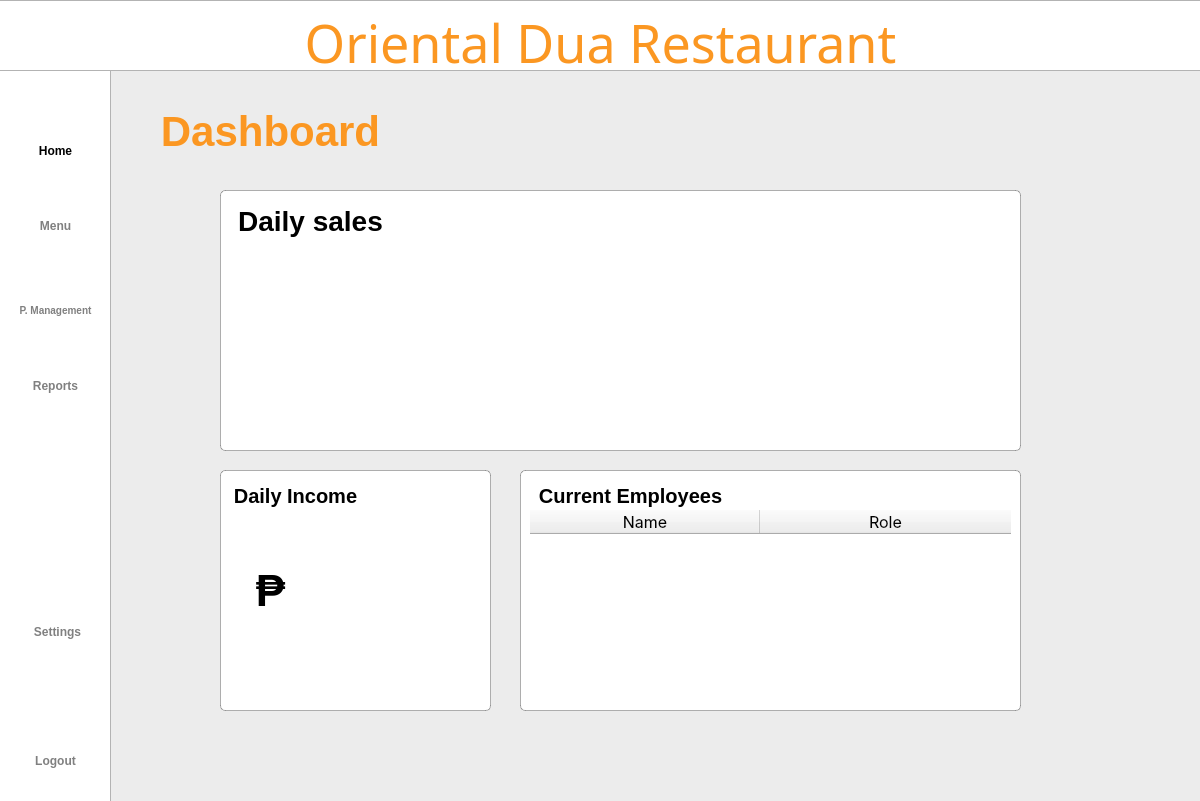
The window that Project SE/ui/homescreen.ui (Patatims/CCSFEN2_Project) describes before a commit, drawn with Qt 5.
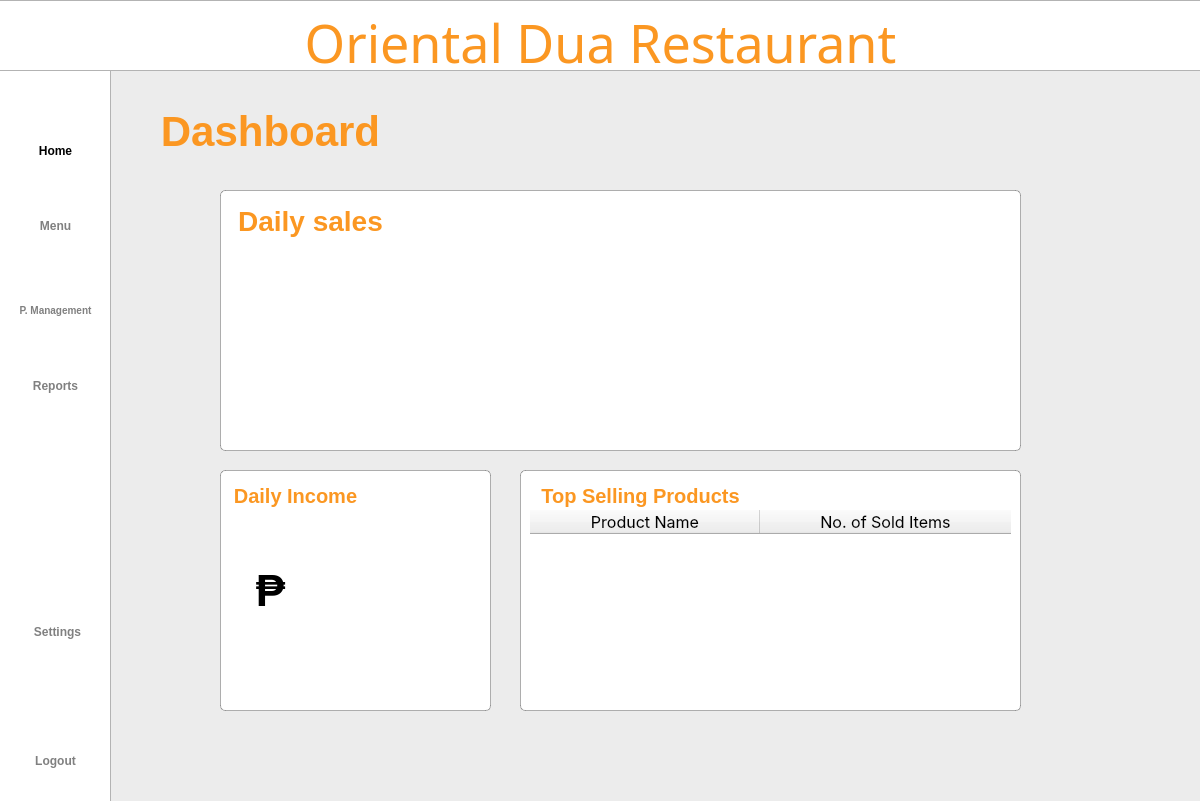
The same window after the commit. Icons and pictures are not drawn.

The edit to the form file:
```diff
--- a/Project SE/ui/homescreen.ui
+++ b/Project SE/ui/homescreen.ui
@@ -494,7 +494,7 @@
     </property>
     <property name="styleSheet">
      <string notr="true">
-    color: #000000;
+    color: #FB9722;
     font-family: 'Inter';
     font-size: 20px;
     font-weight: 500;
@@ -578,7 +578,7 @@
     </property>
     <property name="styleSheet">
      <string notr="true">QLabel{
-    color: #000000;
+    color: #FB9722;
     font-family: 'Inter';
     font-size: 28px;
     font-weight: 500;
@@ -614,20 +614,20 @@
      <rect>
       <x>530</x>
       <y>480</y>
-      <width>201</width>
+      <width>221</width>
       <height>31</height>
      </rect>
     </property>
     <property name="styleSheet">
      <string notr="true">
-    color: #000000;
+    color: #FB9722;
     font-family: 'Inter';
     font-size: 20px;
     font-weight: 500;
 </string>
     </property>
     <property name="text">
-     <string>Current Employees</string>
+     <string>Top Selling Products</string>
     </property>
     <property name="alignment">
      <set>Qt::AlignCenter</set>
@@ -749,7 +749,7 @@
     </attribute>
     <column>
      <property name="text">
-      <string>Name</string>
+      <string>Product Name</string>
      </property>
      <property name="font">
       <font>
@@ -767,7 +767,7 @@
     </column>
     <column>
      <property name="text">
-      <string>Role</string>
+      <string>No. of Sold Items</string>
      </property>
      <property name="font">
       <font>
```
Left out of the diff: 36 changed lines with no effect on the pictures.
